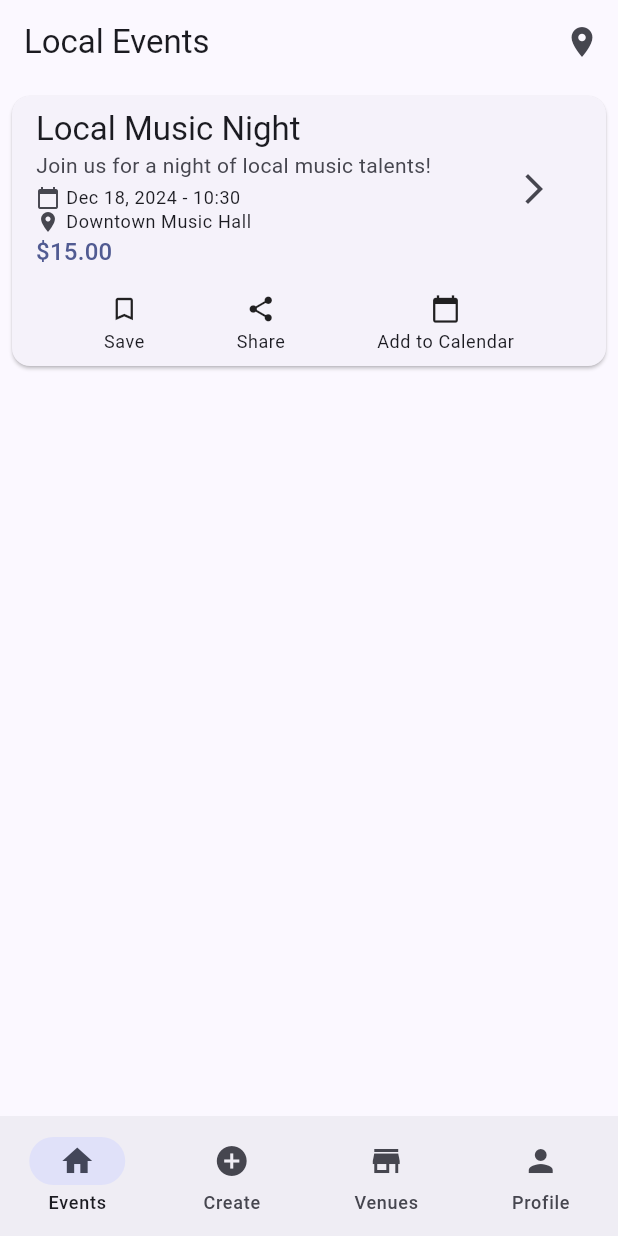
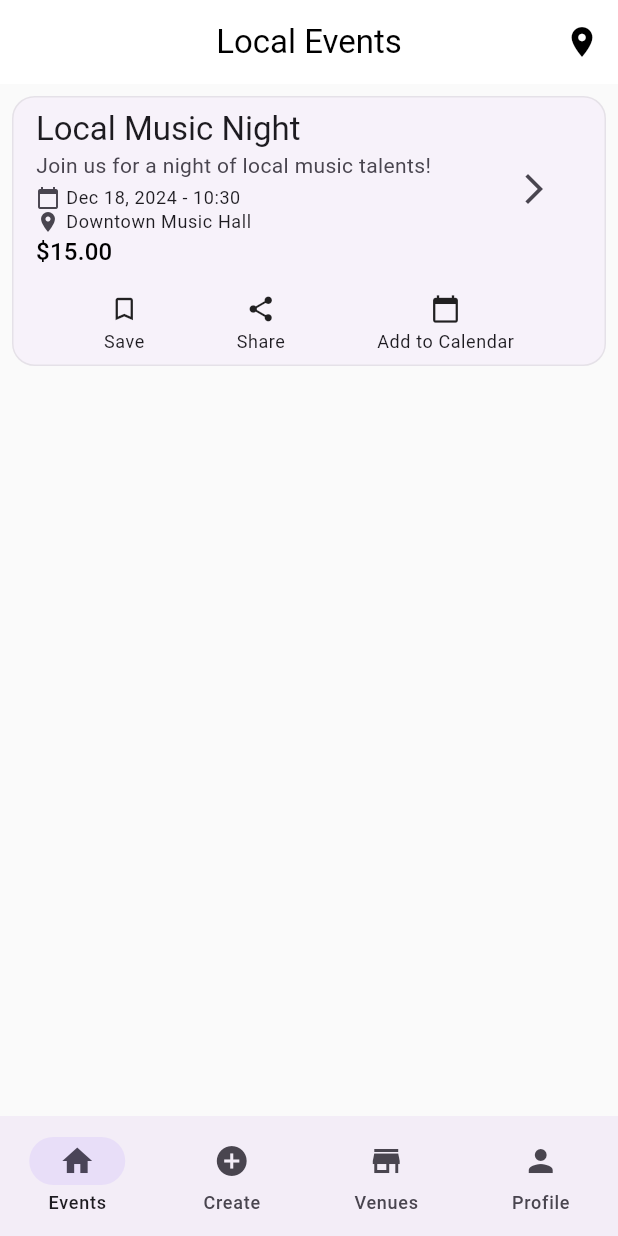
Before and after one commit to rishabhrajphx/hyperlocal_socialization_app-flutter, a Flutter app: the screen it shows after launch, on a phone screen of 412 x 824 dp. Run offline on Flutter 3.47's test engine with Material 3 defaults, Android fonts, the phone set to English and light mode, and no system bars.

Commit message:
working on updating frontend.

```diff
--- a/lib/main.dart
+++ b/lib/main.dart
@@ -16,8 +16,25 @@ class LocalEventsApp extends StatelessWidget {
     return MaterialApp(
       title: 'Local Events',
       theme: ThemeData(
-        colorScheme: ColorScheme.fromSeed(seedColor: Colors.indigo),
-        useMaterial3: true,
+        primaryColor: Colors.black,
+        scaffoldBackgroundColor: Colors.grey[50],
+        appBarTheme: const AppBarTheme(
+          backgroundColor: Colors.white,
+          foregroundColor: Colors.black,
+          elevation: 0,
+          centerTitle: true,
+        ),
+        cardTheme: CardTheme(
+          elevation: 0,
+          shape: RoundedRectangleBorder(
+            borderRadius: BorderRadius.circular(15),
+            side: BorderSide(color: Colors.grey.withOpacity(0.2)),
+          ),
+        ),
+        bottomNavigationBarTheme: const BottomNavigationBarThemeData(
+          selectedItemColor: Colors.black,
+          unselectedItemColor: Colors.grey,
+        ),
       ),
       home: const MainNavigationScreen(),
     );
```
